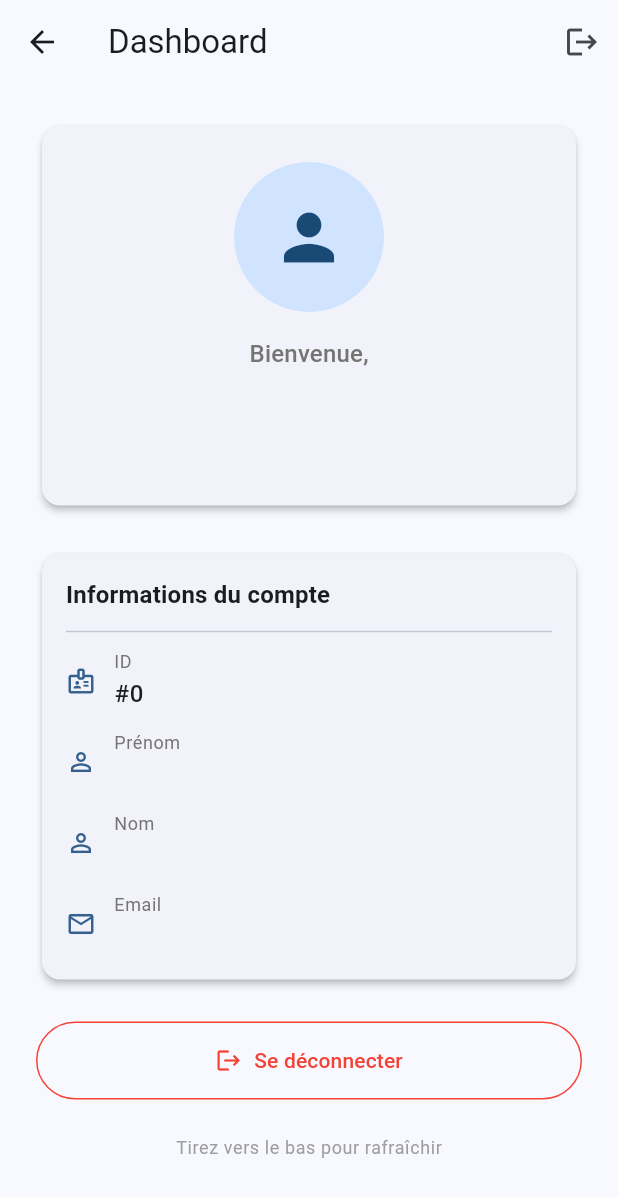
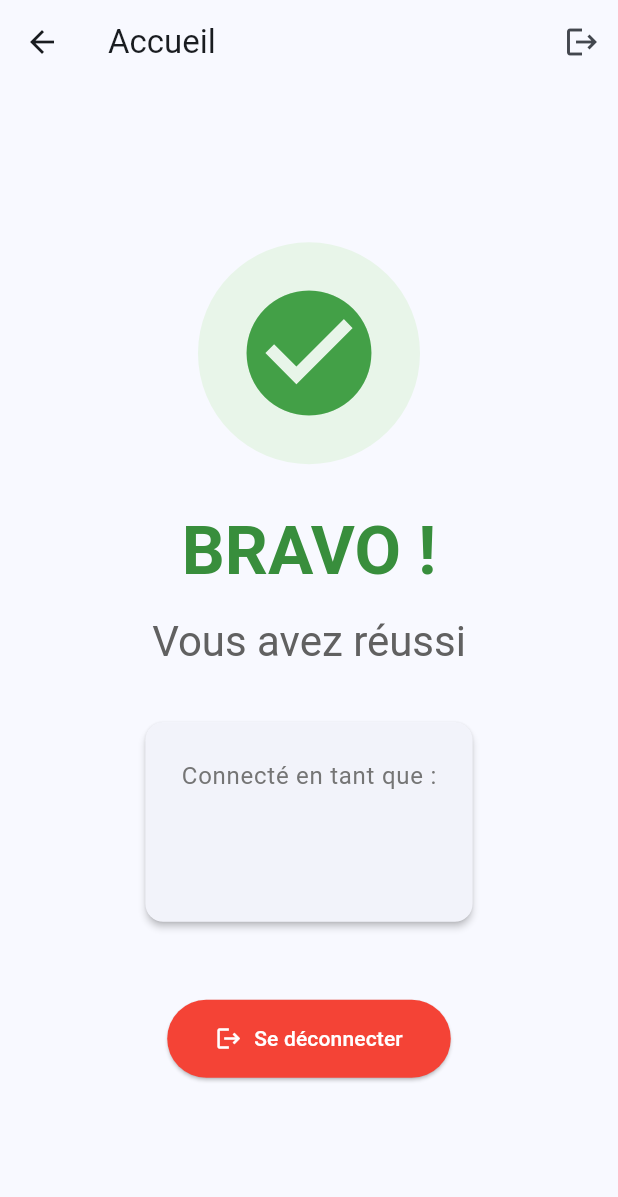
Before and after one commit to diogodafebre/domotics_acces, a Flutter app: the DashboardPage screen opened directly, on a phone screen of 412 x 824 dp. Shown: the top 1197 px of the screen. Run offline on Flutter 3.47's test engine with Material 3 defaults, Android fonts, the phone set to English and light mode, and no system bars; our stand-ins replace dio, flutter_secure_storage; accounts and stored records are empty; network calls fail.

Commit message:
feat: Simplify dashboard to show success message

```diff
--- a/app/lib/pages/dashboard_page.dart
+++ b/app/lib/pages/dashboard_page.dart
@@ -47,7 +47,7 @@ class _DashboardPageState extends State<DashboardPage> {
   Widget build(BuildContext context) {
     return Scaffold(
       appBar: AppBar(
-        title: const Text('Dashboard'),
+        title: const Text('Accueil'),
         actions: [
           IconButton(
             icon: const Icon(Icons.logout),
@@ -66,41 +66,62 @@ class _DashboardPageState extends State<DashboardPage> {
             );
           }
 
-          return RefreshIndicator(
-            onRefresh: () => authState.fetchCurrentUser(),
-            child: SingleChildScrollView(
-              physics: const AlwaysScrollableScrollPhysics(),
-              padding: const EdgeInsets.all(24.0),
+          return Center(
+            child: Padding(
+              padding: const EdgeInsets.all(32.0),
               child: Column(
-                crossAxisAlignment: CrossAxisAlignment.stretch,
+                mainAxisAlignment: MainAxisAlignment.center,
                 children: [
-                  // Welcome card
+                  // Success icon
+                  Container(
+                    padding: const EdgeInsets.all(24),
+                    decoration: BoxDecoration(
+                      color: Colors.green.shade50,
+                      shape: BoxShape.circle,
+                    ),
+                    child: Icon(
+                      Icons.check_circle,
+                      size: 100,
+                      color: Colors.green.shade600,
+                    ),
+                  ),
+                  const SizedBox(height: 32),
+
+                  // Success message
+                  Text(
+                    'BRAVO !',
+                    style: Theme.of(context).textTheme.displayMedium?.copyWith(
+                          fontWeight: FontWeight.bold,
+                          color: Colors.green.shade700,
+                        ),
+                  ),
+                  const SizedBox(height: 16),
+
+                  Text(
+                    'Vous avez réussi',
+                    style: Theme.of(context).textTheme.headlineMedium?.copyWith(
+                          color: Colors.grey[700],
+                        ),
+                  ),
+                  const SizedBox(height: 32),
+
+                  // User name
                   Card(
                     elevation: 2,
                     child: Padding(
                       padding: const EdgeInsets.all(24.0),
                       child: Column(
                         children: [
-                          CircleAvatar(
-                            radius: 50,
-                            backgroundColor: Theme.of(context).colorScheme.primaryContainer,
-                            child: Icon(
-                              Icons.person,
-                              size: 50,
-                              color: Theme.of(context).colorScheme.onPrimaryContainer,
-                            ),
-                          ),
-                          const SizedBox(height: 16),
                           Text(
-                            'Bienvenue,',
-                            style: Theme.of(context).textTheme.titleMedium?.copyWith(
+                            'Connecté en tant que :',
+                            style: Theme.of(context).textTheme.bodyLarge?.copyWith(
                                   color: Colors.grey[600],
                                 ),
                           ),
                           const SizedBox(height: 8),
                           Text(
                             user.fullName,
-                            style: Theme.of(context).textTheme.headlineSmall?.copyWith(
+                            style: Theme.of(context).textTheme.titleLarge?.copyWith(
                                   fontWeight: FontWeight.bold,
                                 ),
                             textAlign: TextAlign.center,
@@ -116,76 +137,20 @@ class _DashboardPageState extends State<DashboardPage> {
                       ),
                     ),
                   ),
-                  const SizedBox(height: 24),
-
-                  // User info details
-                  Card(
-                    elevation: 2,
-                    child: Padding(
-                      padding: const EdgeInsets.all(16.0),
-                      child: Column(
-                        crossAxisAlignment: CrossAxisAlignment.start,
-                        children: [
-                          Text(
-                            'Informations du compte',
-                            style: Theme.of(context).textTheme.titleMedium?.copyWith(
-                                  fontWeight: FontWeight.bold,
-                                ),
-                          ),
-                          const Divider(height: 24),
-                          _buildInfoRow(
-                            context,
-                            icon: Icons.badge_outlined,
-                            label: 'ID',
-                            value: '#${user.id}',
-                          ),
-                          const SizedBox(height: 12),
-                          _buildInfoRow(
-                            context,
-                            icon: Icons.person_outline,
-                            label: 'Prénom',
-                            value: user.prenom ?? 'Non renseigné',
-                          ),
-                          const SizedBox(height: 12),
-                          _buildInfoRow(
-                            context,
-                            icon: Icons.person_outline,
-                            label: 'Nom',
-                            value: user.nom ?? 'Non renseigné',
-                          ),
-                          const SizedBox(height: 12),
-                          _buildInfoRow(
-                            context,
-                            icon: Icons.email_outlined,
-                            label: 'Email',
-                            value: user.email,
-                          ),
-                        ],
-                      ),
-                    ),
-                  ),
-                  const SizedBox(height: 24),
+                  const SizedBox(height: 48),
 
                   // Logout button
-                  OutlinedButton.icon(
+                  ElevatedButton.icon(
                     onPressed: _handleLogout,
                     icon: const Icon(Icons.logout),
                     label: const Text('Se déconnecter'),
-                    style: OutlinedButton.styleFrom(
-                      padding: const EdgeInsets.symmetric(vertical: 16),
-                      foregroundColor: Colors.red,
-                      side: const BorderSide(color: Colors.red),
-                    ),
-                  ),
-
-                  // Pull to refresh hint
-                  const SizedBox(height: 24),
-                  Center(
-                    child: Text(
-                      'Tirez vers le bas pour rafraîchir',
-                      style: Theme.of(context).textTheme.bodySmall?.copyWith(
-                            color: Colors.grey[500],
-                          ),
+                    style: ElevatedButton.styleFrom(
+                      padding: const EdgeInsets.symmetric(
+                        horizontal: 32,
+                        vertical: 16,
+                      ),
+                      backgroundColor: Colors.red,
+                      foregroundColor: Colors.white,
                     ),
                   ),
                 ],
@@ -196,42 +161,4 @@ class _DashboardPageState extends State<DashboardPage> {
       ),
     );
   }
-
-  Widget _buildInfoRow(
-    BuildContext context, {
-    required IconData icon,
-    required String label,
-    required String value,
-  }) {
-    return Row(
-      children: [
-        Icon(
-          icon,
-          size: 20,
-          color: Theme.of(context).colorScheme.primary,
-        ),
-        const SizedBox(width: 12),
-        Expanded(
-          child: Column(
-            crossAxisAlignment: CrossAxisAlignment.start,
-            children: [
-              Text(
-                label,
-                style: Theme.of(context).textTheme.bodySmall?.copyWith(
-                      color: Colors.grey[600],
-                    ),
-              ),
-              const SizedBox(height: 2),
-              Text(
-                value,
-                style: Theme.of(context).textTheme.bodyLarge?.copyWith(
-                      fontWeight: FontWeight.w500,
-                    ),
-              ),
-            ],
-          ),
-        ),
-      ],
-    );
-  }
 }
```
